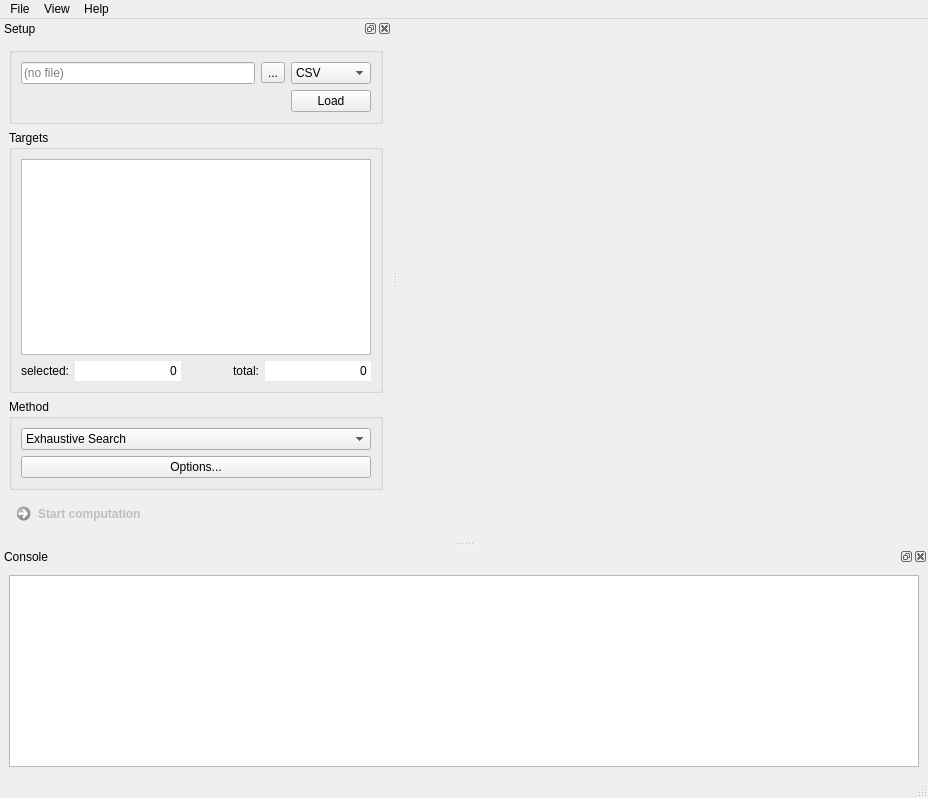
Above: gui/simple.ui from dev-zero/moving-target-tsp before the change. Below: the same form after it.
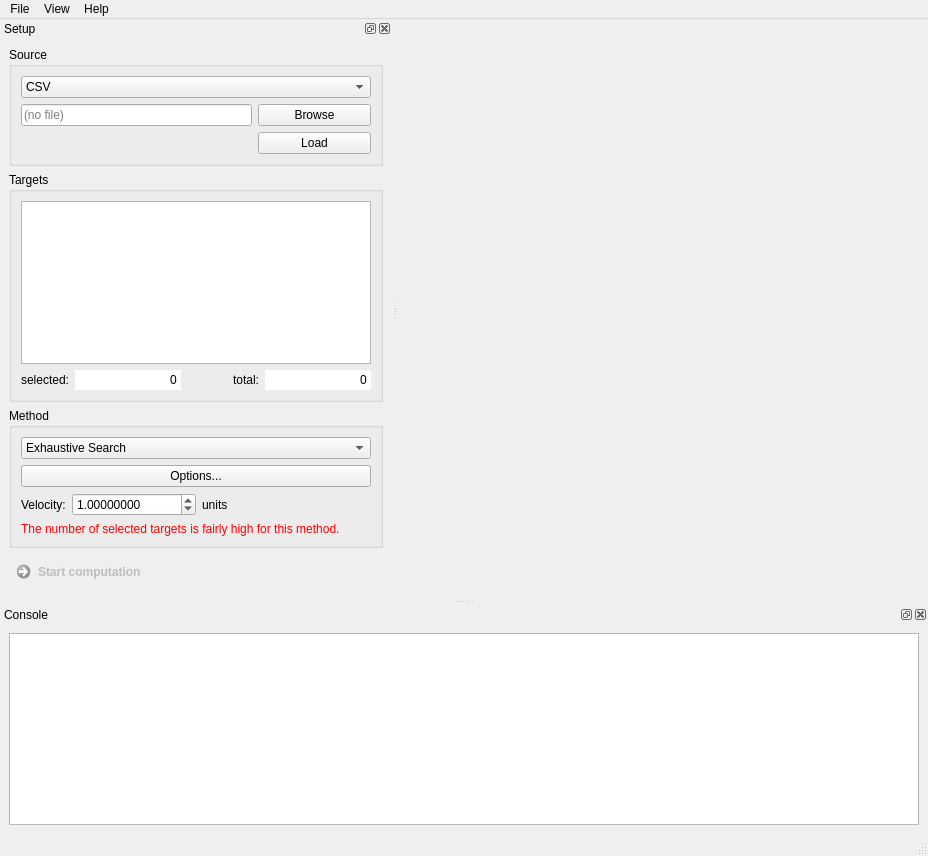
That is the form after the change. Custom widgets are drawn as their Qt base class.

Commit message: Added a formular field to specify the velocity to be used in calculations.

```diff
--- a/gui/simple.ui
+++ b/gui/simple.ui
@@ -7,7 +7,7 @@
     <x>0</x>
     <y>0</y>
     <width>928</width>
-    <height>798</height>
+    <height>856</height>
    </rect>
   </property>
   <property name="windowTitle">
@@ -76,11 +76,33 @@
     <layout class="QVBoxLayout" name="verticalLayout_3">
      <item>
       <widget class="QGroupBox" name="datafileSection">
+       <property name="title">
+        <string>Source</string>
+       </property>
        <property name="flat">
         <bool>true</bool>
        </property>
        <layout class="QGridLayout" name="gridLayout_3">
-        <item row="0" column="0">
+        <item row="0" column="0" colspan="3">
+         <widget class="QComboBox" name="datafileType">
+          <item>
+           <property name="text">
+            <string>CSV</string>
+           </property>
+          </item>
+          <item>
+           <property name="text">
+            <string>HIP2</string>
+           </property>
+          </item>
+          <item>
+           <property name="text">
+            <string>HIP2 + HIP</string>
+           </property>
+          </item>
+         </widget>
+        </item>
+        <item row="2" column="0" colspan="2">
          <widget class="QLineEdit" name="datafileName">
           <property name="text">
            <string/>
@@ -90,34 +112,20 @@
           </property>
          </widget>
         </item>
-        <item row="0" column="2">
-         <widget class="QComboBox" name="datafileType">
-          <item>
-           <property name="text">
-            <string>CSV</string>
-           </property>
-          </item>
-          <item>
-           <property name="text">
-            <string>HIP2</string>
-           </property>
-          </item>
-         </widget>
-        </item>
-        <item row="0" column="1">
-         <widget class="QToolButton" name="datafileBrowse">
-          <property name="text">
-           <string>...</string>
-          </property>
-         </widget>
-        </item>
-        <item row="1" column="2">
+        <item row="3" column="2">
          <widget class="QPushButton" name="datafileLoad">
           <property name="text">
            <string>Load</string>
           </property>
          </widget>
         </item>
+        <item row="2" column="2">
+         <widget class="QPushButton" name="datafileBrowse">
+          <property name="text">
+           <string>Browse</string>
+          </property>
+         </widget>
+        </item>
        </layout>
       </widget>
      </item>
@@ -247,7 +255,7 @@
         <bool>true</bool>
        </property>
        <layout class="QGridLayout" name="gridLayout_5">
-        <item row="0" column="0">
+        <item row="0" column="0" colspan="4">
          <widget class="QComboBox" name="methodType">
           <item>
            <property name="text">
@@ -261,13 +269,100 @@
           </item>
          </widget>
         </item>
-        <item row="1" column="0">
+        <item row="2" column="0" colspan="4">
          <widget class="QPushButton" name="methodOptions">
           <property name="text">
            <string>Options...</string>
           </property>
          </widget>
         </item>
+        <item row="6" column="0" colspan="4">
+         <widget class="QLabel" name="methodWarning">
+          <property name="enabled">
+           <bool>true</bool>
+          </property>
+          <property name="palette">
+           <palette>
+            <active>
+             <colorrole role="WindowText">
+              <brush brushstyle="SolidPattern">
+               <color alpha="255">
+                <red>255</red>
+                <green>0</green>
+                <blue>0</blue>
+               </color>
+              </brush>
+             </colorrole>
+            </active>
+            <inactive>
+             <colorrole role="WindowText">
+              <brush brushstyle="SolidPattern">
+               <color alpha="255">
+                <red>255</red>
+                <green>0</green>
+                <blue>0</blue>
+               </color>
+              </brush>
+             </colorrole>
+            </inactive>
+            <disabled>
+             <colorrole role="WindowText">
+              <brush brushstyle="SolidPattern">
+               <color alpha="255">
+                <red>106</red>
+                <green>104</green>
+                <blue>100</blue>
+               </color>
+              </brush>
+             </colorrole>
+            </disabled>
+           </palette>
+          </property>
+          <property name="text">
+           <string>The number of selected targets is fairly high for this method.</string>
+          </property>
+         </widget>
+        </item>
+        <item row="3" column="1">
+         <widget class="QDoubleSpinBox" name="methodVelocity">
+          <property name="decimals">
+           <number>8</number>
+          </property>
+          <property name="maximum">
+           <double>9999999.990000000223517</double>
+          </property>
+          <property name="value">
+           <double>1.000000000000000</double>
+          </property>
+         </widget>
+        </item>
+        <item row="3" column="0">
+         <widget class="QLabel" name="label_3">
+          <property name="text">
+           <string>Velocity:</string>
+          </property>
+         </widget>
+        </item>
+        <item row="3" column="2">
+         <widget class="QLabel" name="methodVelocityUnit">
+          <property name="text">
+           <string>units</string>
+          </property>
+         </widget>
+        </item>
+        <item row="3" column="3">
+         <spacer name="horizontalSpacer_2">
+          <property name="orientation">
+           <enum>Qt::Horizontal</enum>
+          </property>
+          <property name="sizeHint" stdset="0">
+           <size>
+            <width>40</width>
+            <height>20</height>
+           </size>
+          </property>
+         </spacer>
+        </item>
        </layout>
       </widget>
      </item>
```
The commit also changes 4 other files.
